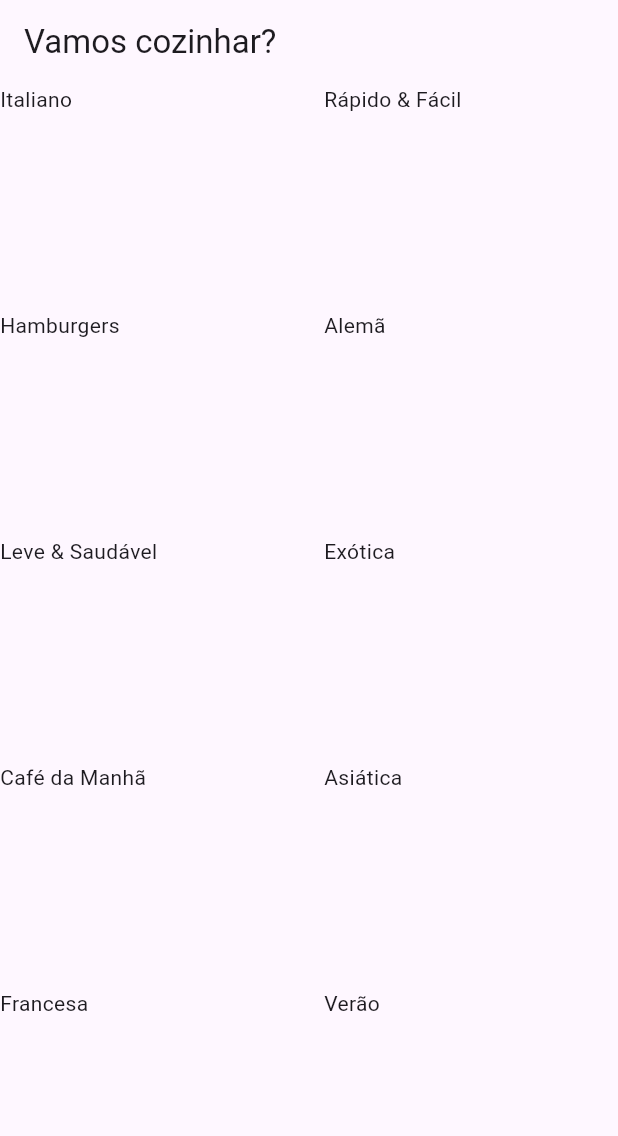
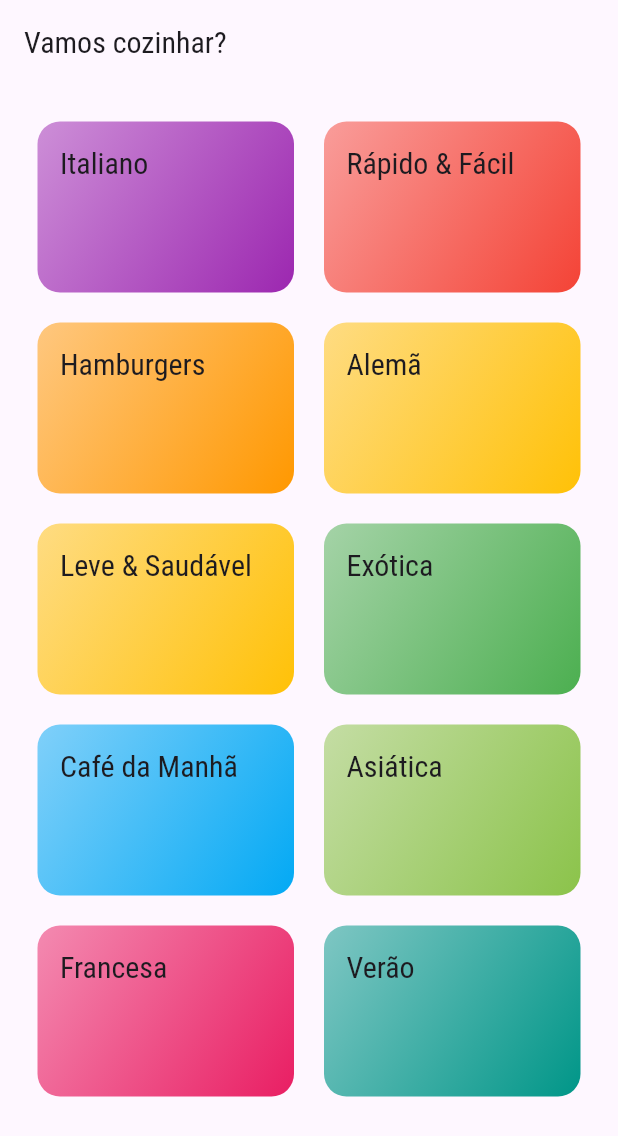
Before and after one commit to William-Munaretto/meals, a Flutter app: the screen it shows after launch, on a phone screen of 412 x 824 dp. Shown: the top 1136 px of the screen. Run offline on Flutter 3.47's test engine with Material 3 defaults, Android fonts, the phone set to English and light mode, and no system bars.

Commit message:
tema e estilo definidos

```diff
--- a/lib/components/category_item.dart
+++ b/lib/components/category_item.dart
@@ -2,14 +2,29 @@
 import 'package:navegacao_multitelas_meals/models/category.dart';
 
 class CategoryItem extends StatelessWidget {
-  const CategoryItem({this.category});
+  const CategoryItem({super.key, this.category});
 
   final Category? category;
 
   @override
   Widget build(BuildContext context) {
     return Container(
-      child: Text(category!.title),
+      padding: EdgeInsets.all(15),
+      decoration: BoxDecoration(
+        borderRadius: BorderRadius.circular(15),
+        gradient: LinearGradient(
+          colors: [
+            category!.color.withValues(alpha: 0.5),
+            category!.color,
+          ],
+          begin: Alignment.topLeft,
+          end: Alignment.bottomRight,
+        ),
+      ),
+      child: Text(
+        category!.title,
+        style: Theme.of(context).textTheme.titleLarge,
+      ),
     );
   }
 }
--- a/lib/main.dart
+++ b/lib/main.dart
@@ -11,9 +11,27 @@
     return MaterialApp(
       title: 'DeliMeals',
       theme: ThemeData(
-        primarySwatch: Colors.blue,
+        useMaterial3: true,
+        primarySwatch: Colors.pink,
+        canvasColor: Color.fromRGBO(255, 254, 229, 1),
+        textTheme: ThemeData.light().textTheme.copyWith(
+              titleLarge: TextStyle(
+                fontSize: 20,
+                fontFamily: 'RobotoCondensed',
+              ),
+              titleMedium: TextStyle(
+                fontSize: 20,
+                fontFamily: 'RobotoCondensed',
+              ),
+              titleSmall: TextStyle(
+                fontSize: 20,
+                fontFamily: 'RobotoCondensed',
+              ),
+            ),
+        fontFamily: 'Raleway',
       ),
       home: CategoriesScreen(),
+      darkTheme: ThemeData.dark(),
     );
   }
 }
--- a/lib/screens/categories_screen.dart
+++ b/lib/screens/categories_screen.dart
@@ -12,6 +12,7 @@
         title: Text('Vamos cozinhar?'),
       ),
       body: GridView(
+        padding: const EdgeInsets.all(25),
         gridDelegate: SliverGridDelegateWithMaxCrossAxisExtent(
           maxCrossAxisExtent: 200,
           childAspectRatio: 3 / 2,
```
Also changed, not shown: pubspec.yaml (+18 -55 lines), assets/fonts/Raleway-Black.ttf (added), assets/fonts/Raleway-Bold.ttf (added), assets/fonts/Raleway-Regular.ttf (added), assets/fonts/RobotoCondensed-Bold.ttf (added), assets/fonts/RobotoCondensed-Italic.ttf (added), assets/fonts/RobotoCondensed-Light.ttf (added), assets/fonts/RobotoCondensed-Regular.ttf (added).
